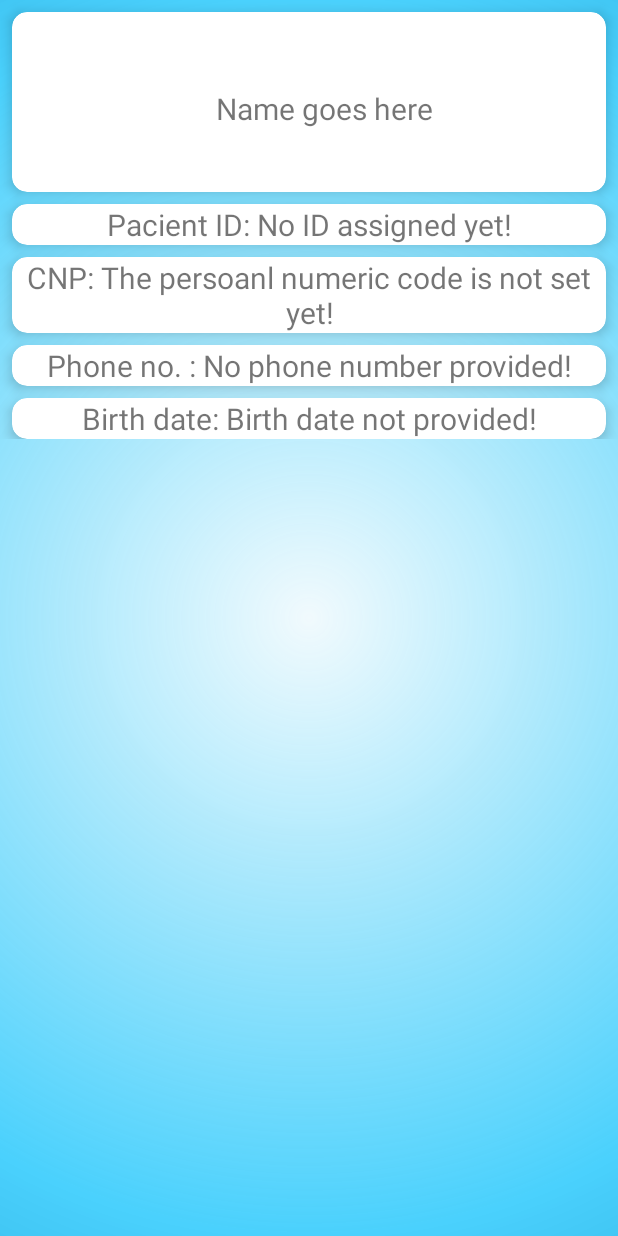
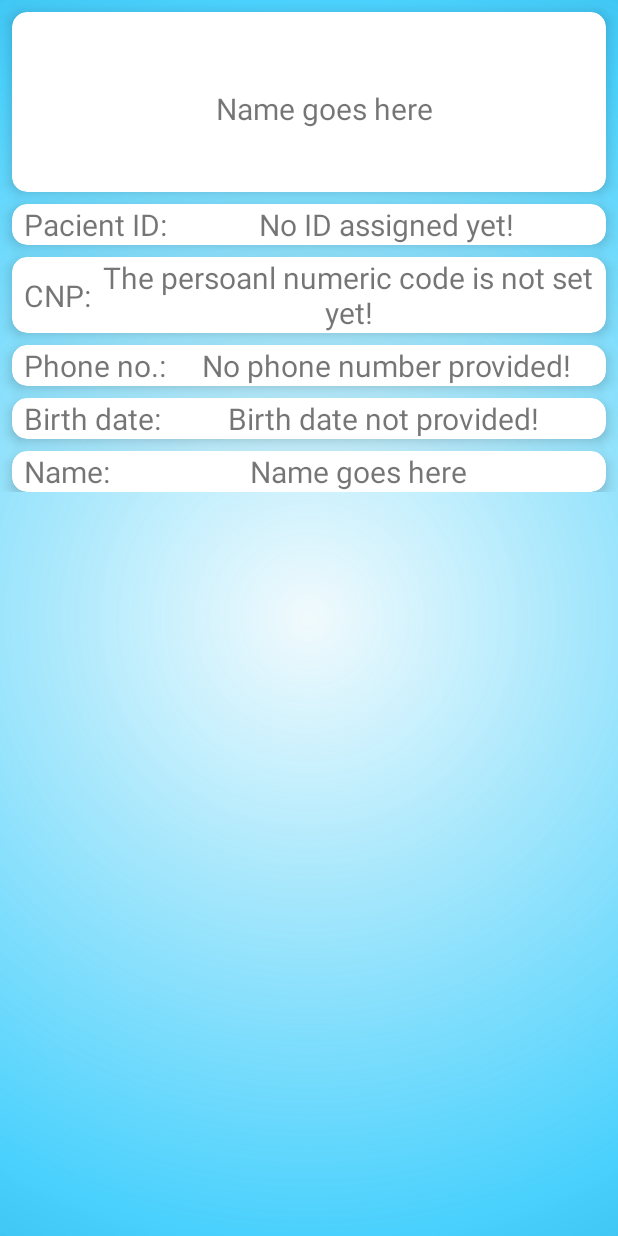
Before and after one commit to luiginic/ClientHTTP, an Android app: the AccountInformationScreen screen opened directly, with no data from a screen before it, on a phone screen of 412 x 824 dp. Run offline under Robolectric (Android 15) with nearby library versions, the phone set to English and light mode, and no system bars; our stand-ins replace CircleImageView; 5 statements that could not run were skipped.

Commit message:
Minor fixes

```diff
--- a/app/src/main/AndroidManifest.xml
+++ b/app/src/main/AndroidManifest.xml
@@ -6,6 +6,7 @@
     <uses-permission android:name="android.permission.READ_PROFILE" />
     <uses-permission android:name="android.permission.READ_CONTACTS" />
     <uses-permission android:name="android.permission.INTERNET" />
+    <uses-permission android:name="android.permission.ACCESS_NETWORK_STATE" />
 
     <application
         android:allowBackup="true"
--- a/app/src/main/java/com/example/clienthttp/AccountInformationScreen.java
+++ b/app/src/main/java/com/example/clienthttp/AccountInformationScreen.java
@@ -27,14 +27,14 @@ public class AccountInformationScreen extends AppCompatActivity {
         name = findViewById(R.id.name2);
         name.setText(persoanlData.getName());
         pacientID = findViewById(R.id.pacientID);
-        pacientID.setText("Pacient ID: " + persoanlData.getPacientCode());
+        pacientID.setText(persoanlData.getPacientCode());
         avatar.setImageBitmap((Bitmap)getIntent().getParcelableExtra("avatar"));
         pacientCNP = findViewById(R.id.pacientCNP);
-        pacientCNP.setText("CNP: "+persoanlData.getCnp());
+        pacientCNP.setText(persoanlData.getCnp());
         phoneNo = findViewById(R.id.phoneNo);
-        phoneNo.setText("Phone no.: "+persoanlData.getPhoneNumber());
+        phoneNo.setText(persoanlData.getPhoneNumber());
         birthDate = findViewById(R.id.birthDate);
-        birthDate.setText("Birth date: "+persoanlData.getDateOfBirth()+"\n"+"Age: "+persoanlData.getAge(persoanlData.getDateOfBirth()));
+        birthDate.setText(persoanlData.getDateOfBirth()+"\n"+"Age: "+persoanlData.getAge(persoanlData.getDateOfBirth()));
 
 
 
--- a/app/src/main/java/loading_screen/ProgressBarAnimation.java
+++ b/app/src/main/java/loading_screen/ProgressBarAnimation.java
@@ -4,6 +4,8 @@ import android.content.Context;
 import android.content.Intent;
 
 
+import android.net.ConnectivityManager;
+import android.net.NetworkInfo;
 import android.util.Log;
 import android.view.animation.Animation;
 import android.view.animation.Transformation;
@@ -32,10 +34,13 @@ import java.io.FileInputStream;
 import java.io.FileNotFoundException;
 import java.io.FileOutputStream;
 import java.io.IOException;
+import java.io.ObjectInputStream;
 import java.io.ObjectOutputStream;
 
 import ApiManager.ApiManager;
 import personal.data.PersonalData;
+
+import static java.security.AccessController.getContext;
 
 
 public class ProgressBarAnimation extends Animation {
@@ -69,6 +74,9 @@ public class ProgressBarAnimation extends Animation {
         super.applyTransformation(interpolatedTime, t);
         float value = from + (to - from)*interpolatedTime;
         progressBar.setProgress((int)value);
+        if(!isNetworkAvailable()){
+            checkAccountInfo();
+        }
         if(persDat){
 
             saveAccountInfo();
@@ -103,9 +111,9 @@ public class ProgressBarAnimation extends Animation {
                     public void onResponse(JSONObject response) {
                         try {
                             personalData.setName(response.get("name").toString());
-                            persDat = true;
                             intent.putExtra("account",personalData);
                             Log.d("LOADING","Name set!");
+                            persDat = true;
                         } catch (JSONException e) {
                             e.printStackTrace();
                         }
@@ -114,7 +122,7 @@ public class ProgressBarAnimation extends Animation {
                 }, new Response.ErrorListener() {
                     @Override
                     public void onErrorResponse(VolleyError error) {
-                        Toast.makeText(context,"Error fetching data!",Toast.LENGTH_SHORT).show();
+                        Toast.makeText(context,"Error fetching data!",Toast.LENGTH_LONG).show();
                         intent.putExtra("account",personalData);
                         persDat = true;
                     }
@@ -140,5 +148,32 @@ public class ProgressBarAnimation extends Animation {
 //        ApiManager.getInstance(context).addToRequestQueue(imageRequest);
     }
 
+    private boolean isNetworkAvailable() {
+        ConnectivityManager connectivityManager
+                = (ConnectivityManager) context.getSystemService(Context.CONNECTIVITY_SERVICE);
+        NetworkInfo activeNetworkInfo = connectivityManager.getActiveNetworkInfo();
+        return activeNetworkInfo != null && activeNetworkInfo.isConnected();
+    }
+
+    private void checkAccountInfo(){
+        try {
+            accountInforamtions = new File(context.getFilesDir(), "info.log");
+            Log.d("LOGIN","Searching for file in "+ accountInforamtions.getAbsolutePath());
+            if(accountInforamtions.exists()){
+                FileInputStream fileInputStream = new FileInputStream(accountInforamtions);
+                BufferedInputStream bufferedInputStream = new BufferedInputStream(fileInputStream);
+                ObjectInputStream objectInputStream = new ObjectInputStream(bufferedInputStream);
+                personalData = (PersonalData) objectInputStream.readObject();
+                objectInputStream.close();
+                intent.putExtra("account",personalData);
+                context.startActivity(intent);
+            }
+        } catch (IOException e) {
+            e.printStackTrace();
+        } catch (ClassNotFoundException e) {
+            e.printStackTrace();
+        }
+    }
+
 
 }
--- a/app/src/main/res/layout/activity_account_information_screen.xml
+++ b/app/src/main/res/layout/activity_account_information_screen.xml
@@ -90,6 +90,21 @@
                     android:layout_height="match_parent">
 
                     <TextView
+                        android:id="@+id/pacientIDTitle"
+                        android:layout_width="0dp"
+                        android:layout_height="wrap_content"
+                        android:layout_marginStart="8dp"
+                        android:gravity="center_vertical"
+                        android:text="@string/pacientIdTitle"
+                        android:textAlignment="center"
+                        android:textSize="20sp"
+                        app:autoSizeTextType="uniform"
+                        app:layout_constraintBottom_toBottomOf="parent"
+                        app:layout_constraintStart_toStartOf="parent"
+                        app:layout_constraintTop_toTopOf="parent"
+                        tools:ignore="MissingPrefix" />
+
+                    <TextView
                         android:id="@+id/pacientID"
                         android:layout_width="0dp"
                         android:layout_height="wrap_content"
@@ -97,12 +112,12 @@
                         android:layout_marginEnd="8dp"
                         android:gravity="center_vertical"
                         android:text="@string/pacient_id_default"
+                        android:textAlignment="center"
                         android:textSize="20sp"
-                        android:textAlignment="center"
                         app:autoSizeTextType="uniform"
                         app:layout_constraintBottom_toBottomOf="parent"
                         app:layout_constraintEnd_toEndOf="parent"
-                        app:layout_constraintStart_toStartOf="parent"
+                        app:layout_constraintStart_toEndOf="@+id/pacientIDTitle"
                         app:layout_constraintTop_toTopOf="parent"
                         tools:ignore="MissingPrefix" />
                 </android.support.constraint.ConstraintLayout>
@@ -125,6 +140,21 @@
                     android:layout_height="match_parent">
 
                     <TextView
+                        android:id="@+id/PacientCnpTitle"
+                        android:layout_width="0dp"
+                        android:layout_height="wrap_content"
+                        android:layout_marginStart="8dp"
+                        android:gravity="center_vertical"
+                        android:text="@string/cnpTitle"
+                        android:textAlignment="center"
+                        android:textSize="20sp"
+                        app:autoSizeTextType="uniform"
+                        app:layout_constraintBottom_toBottomOf="parent"
+                        app:layout_constraintStart_toStartOf="parent"
+                        app:layout_constraintTop_toTopOf="parent"
+                        tools:ignore="MissingPrefix" />
+
+                    <TextView
                         android:id="@+id/pacientCNP"
                         android:layout_width="0dp"
                         android:layout_height="wrap_content"
@@ -132,12 +162,12 @@
                         android:layout_marginEnd="8dp"
                         android:gravity="center_vertical"
                         android:text="@string/CNP_default"
+                        android:textAlignment="center"
                         android:textSize="20sp"
-                        android:textAlignment="center"
                         app:autoSizeTextType="uniform"
                         app:layout_constraintBottom_toBottomOf="parent"
                         app:layout_constraintEnd_toEndOf="parent"
-                        app:layout_constraintStart_toStartOf="parent"
+                        app:layout_constraintStart_toEndOf="@+id/PacientCnpTitle"
                         app:layout_constraintTop_toTopOf="parent"
                         tools:ignore="MissingPrefix" />
                 </android.support.constraint.ConstraintLayout>
@@ -160,6 +190,21 @@
                     android:layout_height="match_parent">
 
                     <TextView
+                        android:id="@+id/phoneNoTitle"
+                        android:layout_width="0dp"
+                        android:layout_height="wrap_content"
+                        android:layout_marginStart="8dp"
+                        android:gravity="center_vertical"
+                        android:text="@string/phoneNoTitle"
+                        android:textAlignment="center"
+                        android:textSize="20sp"
+                        app:autoSizeTextType="uniform"
+                        app:layout_constraintBottom_toBottomOf="parent"
+                        app:layout_constraintStart_toStartOf="parent"
+                        app:layout_constraintTop_toTopOf="parent"
+                        tools:ignore="MissingPrefix" />
+
+                    <TextView
                         android:id="@+id/phoneNo"
                         android:layout_width="0dp"
                         android:layout_height="wrap_content"
@@ -167,12 +212,12 @@
                         android:layout_marginEnd="8dp"
                         android:gravity="center_vertical"
                         android:text="@string/phoneNo_default"
+                        android:textAlignment="center"
                         android:textSize="20sp"
-                        android:textAlignment="center"
                         app:autoSizeTextType="uniform"
                         app:layout_constraintBottom_toBottomOf="parent"
                         app:layout_constraintEnd_toEndOf="parent"
-                        app:layout_constraintStart_toStartOf="parent"
+                        app:layout_constraintStart_toEndOf="@+id/phoneNoTitle"
                         app:layout_constraintTop_toTopOf="parent"
                         tools:ignore="MissingPrefix" />
                 </android.support.constraint.ConstraintLayout>
@@ -195,6 +240,21 @@
                     android:layout_height="match_parent">
 
                     <TextView
+                        android:id="@+id/birthDateTitle"
+                        android:layout_width="0dp"
+                        android:layout_height="wrap_content"
+                        android:layout_marginStart="8dp"
+                        android:gravity="center_vertical"
+                        android:text="@string/birthDateTitle"
+                        android:textAlignment="center"
+                        android:textSize="20sp"
+                        app:autoSizeTextType="uniform"
+                        app:layout_constraintBottom_toBottomOf="parent"
+                        app:layout_constraintStart_toStartOf="parent"
+                        app:layout_constraintTop_toTopOf="parent"
+                        tools:ignore="MissingPrefix" />
+
+                    <TextView
                         android:id="@+id/birthDate"
                         android:layout_width="0dp"
                         android:layout_height="wrap_content"
@@ -202,12 +262,62 @@
                         android:layout_marginEnd="8dp"
                         android:gravity="center_vertical"
                         android:text="@string/birthDate_default"
+                        android:textAlignment="center"
                         android:textSize="20sp"
-                        android:textAlignment="center"
                         app:autoSizeTextType="uniform"
                         app:layout_constraintBottom_toBottomOf="parent"
                         app:layout_constraintEnd_toEndOf="parent"
+                        app:layout_constraintStart_toEndOf="@+id/birthDateTitle"
+                        app:layout_constraintTop_toTopOf="parent"
+                        tools:ignore="MissingPrefix" />
+                </android.support.constraint.ConstraintLayout>
+
+            </android.support.v7.widget.CardView>
+
+            <android.support.v7.widget.CardView
+                android:id="@+id/doctorContainer"
+                android:layout_width="match_parent"
+                android:layout_height="wrap_content"
+                android:layout_marginStart="8dp"
+                android:layout_marginTop="8dp"
+                android:layout_marginEnd="8dp"
+                android:orientation="vertical"
+                app:cardCornerRadius="10dp"
+                app:cardElevation="5dp">
+
+                <android.support.constraint.ConstraintLayout
+                    android:layout_width="match_parent"
+                    android:layout_height="match_parent">
+
+                    <TextView
+                        android:id="@+id/doctorNameTitle"
+                        android:layout_width="0dp"
+                        android:layout_height="wrap_content"
+                        android:layout_marginStart="8dp"
+                        android:gravity="center_vertical"
+                        android:text="@string/nameTitle"
+                        android:textAlignment="center"
+                        android:textSize="20sp"
+                        app:autoSizeTextType="uniform"
+                        app:layout_constraintBottom_toBottomOf="parent"
                         app:layout_constraintStart_toStartOf="parent"
+                        app:layout_constraintTop_toTopOf="parent"
+                        tools:ignore="MissingPrefix" />
+
+                    <TextView
+                        android:id="@+id/doctorName"
+                        android:layout_width="0dp"
+                        android:layout_height="wrap_content"
+                        android:layout_marginStart="8dp"
+                        android:layout_marginEnd="8dp"
+                        android:gravity="center_vertical"
+                        android:text="@string/name_goes_here"
+                        android:textAlignment="center"
+                        android:textSize="20sp"
+                        app:autoSizeTextType="uniform"
+                        app:layout_constraintBottom_toBottomOf="parent"
+                        app:layout_constraintEnd_toEndOf="parent"
+                        app:layout_constraintStart_toEndOf="@+id/doctorNameTitle"
                         app:layout_constraintTop_toTopOf="parent"
                         tools:ignore="MissingPrefix" />
                 </android.support.constraint.ConstraintLayout>
--- a/app/src/main/res/values/strings.xml
+++ b/app/src/main/res/values/strings.xml
@@ -24,9 +24,14 @@
     <string name="pacient_id">Pacient ID</string>
     <string name="continueBtn">Continue</string>
     <string name="log_in">Log in</string>
-    <string name="pacient_id_default">Pacient ID: No ID assigned yet!</string>
-    <string name="CNP_default">CNP: The persoanl numeric code is not set yet!</string>
-    <string name="phoneNo_default">Phone no. : No phone number provided!</string>
-    <string name = "birthDate_default">Birth date: Birth date not provided!</string>
+    <string name="pacientIdTitle">Pacient ID:</string>
+    <string name="pacient_id_default">No ID assigned yet!</string>
+    <string name="cnpTitle">CNP:</string>
+    <string name="CNP_default">The persoanl numeric code is not set yet!</string>
+    <string name="phoneNoTitle">Phone no.:</string>
+    <string name="phoneNo_default">No phone number provided!</string>
+    <string name = "birthDate_default">Birth date not provided!</string>
+    <string name="nameTitle">Name:</string>
+    <string name="birthDateTitle">Birth date:</string>
 
 </resources>
```
